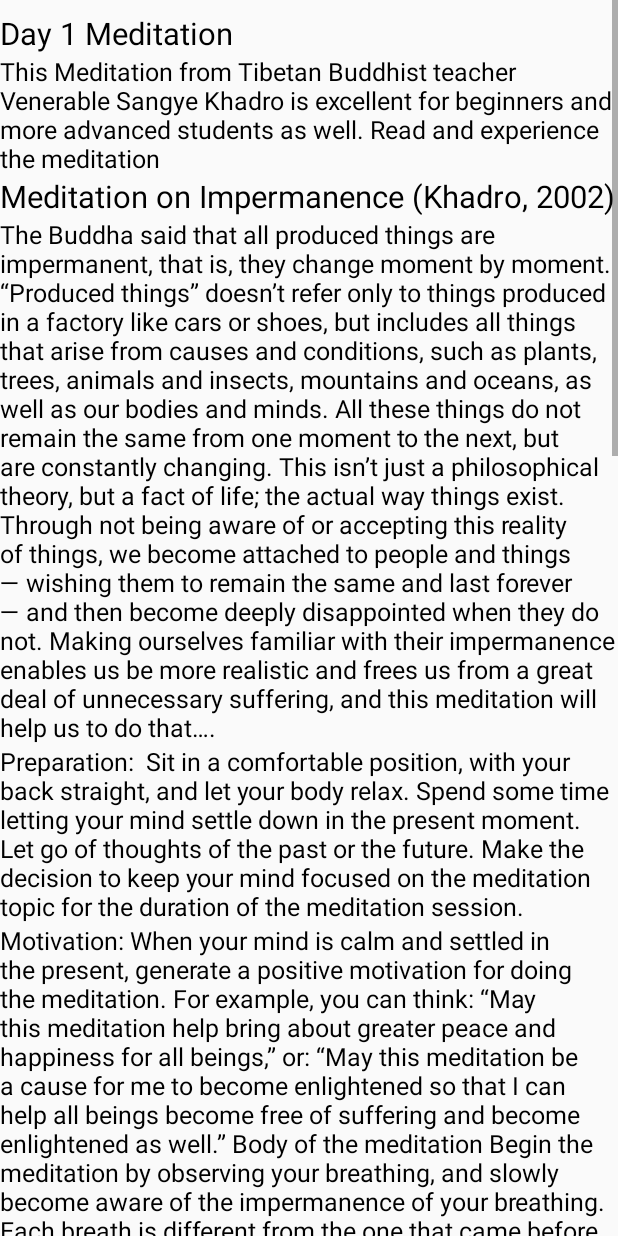
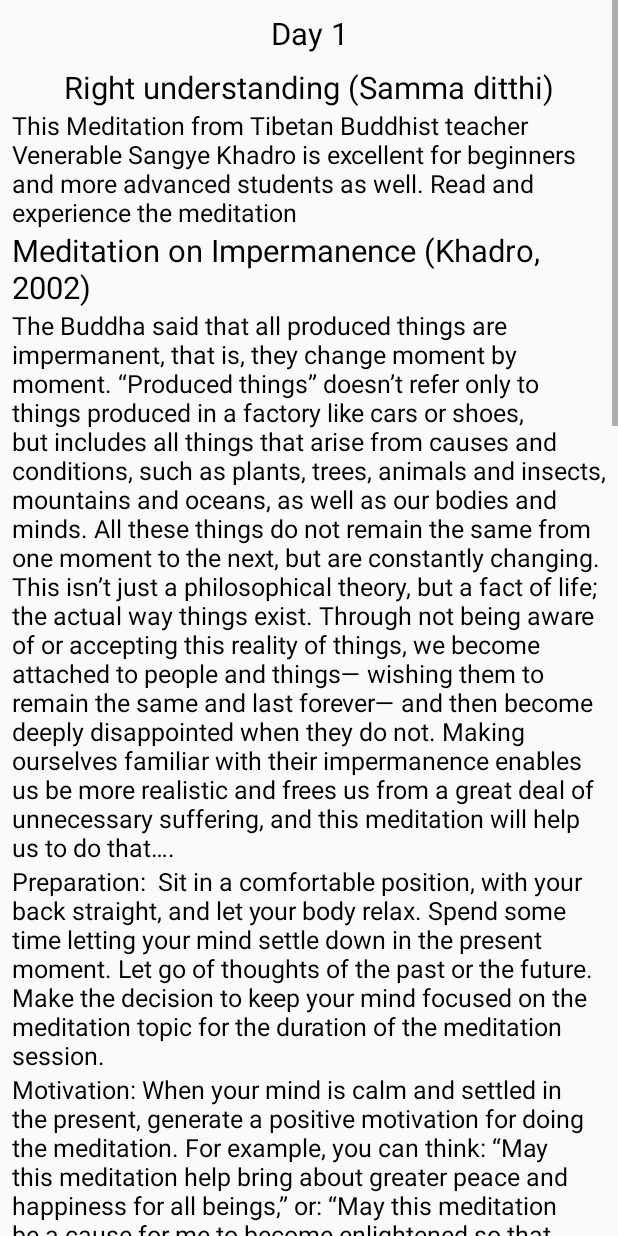
Before and after one commit to Brinfotech1407/BuddhaEightDayChallange, an Android app: the layout activity_day_one_meditation.xml on its own in the app's theme, with its tools: preview values and no code run, on a phone screen of 412 x 824 dp. Run offline under Robolectric (Android 15) with nearby library versions, the light colour scheme and no system bars; Roboto replaces fonts that are not available here.

Commit message:
day 1 UI changes set

```diff
--- a/app/src/main/res/layout/activity_day_one_meditation.xml
+++ b/app/src/main/res/layout/activity_day_one_meditation.xml
@@ -15,8 +15,23 @@
             <com.brinfotech.feedbacksystem.customClasses.FontTextViewBold
                 android:layout_width="match_parent"
                 android:layout_height="wrap_content"
-                android:text="Day 1 Meditation"
+                android:text="Day 1"
+                android:layout_marginLeft="@dimen/common_margin"
                 android:layout_marginTop="@dimen/common_margin"
+                android:layout_marginRight="@dimen/common_margin"
+                android:gravity="center"
+                android:textColor="@color/colorBlack"
+                android:textSize="@dimen/titleTextSize" />
+
+            <com.brinfotech.feedbacksystem.customClasses.FontTextViewBold
+                android:layout_width="match_parent"
+                android:layout_height="wrap_content"
+                android:layout_marginLeft="@dimen/common_margin"
+                android:layout_marginTop="@dimen/common_margin"
+                android:layout_marginRight="@dimen/common_margin"
+                android:gravity="center"
+                android:text=" Right understanding (Samma ditthi)
+"
                 android:textColor="@color/colorBlack"
                 android:textSize="@dimen/titleTextSize" />
 
@@ -25,6 +40,8 @@
                 android:layout_width="match_parent"
                 android:layout_height="wrap_content"
                 android:gravity="center|start"
+                android:layout_marginLeft="@dimen/common_margin"
+                android:layout_marginRight="@dimen/common_margin"
                 android:text="This Meditation from Tibetan Buddhist teacher Venerable Sangye Khadro is excellent
 for beginners and more advanced students as well.
 Read and experience the meditation"
@@ -34,6 +51,8 @@
             <com.brinfotech.feedbacksystem.customClasses.FontTextViewBold
                 android:layout_width="match_parent"
                 android:layout_height="wrap_content"
+                android:layout_marginLeft="@dimen/common_margin"
+                android:layout_marginRight="@dimen/common_margin"
                 android:text="Meditation on Impermanence (Khadro, 2002)"
                 android:textColor="@color/colorBlack"
                 android:textSize="@dimen/titleTextSize" />
@@ -42,6 +61,8 @@
                 android:layout_width="match_parent"
                 android:layout_height="wrap_content"
                 android:gravity="center|start"
+                android:layout_marginLeft="@dimen/common_margin"
+                android:layout_marginRight="@dimen/common_margin"
                 android:text="The Buddha said that all produced things are impermanent, that is, they change
 moment by moment. “Produced things” doesn’t refer only to things produced in a factory
 like cars or shoes, but includes all things that arise from causes and conditions, such as
@@ -62,6 +83,8 @@
                 android:layout_width="match_parent"
                 android:layout_height="wrap_content"
                 android:gravity="center|start"
+                android:layout_marginLeft="@dimen/common_margin"
+                android:layout_marginRight="@dimen/common_margin"
                 android:text="Preparation:  Sit in a comfortable position, with your back straight, and let your body
 relax. Spend some time letting your mind settle down in the present moment. Let go of
 thoughts of the past or the future. Make the decision to keep your mind focused on the
@@ -74,6 +97,8 @@
                 android:layout_width="match_parent"
                 android:layout_height="wrap_content"
                 android:gravity="center|start"
+                android:layout_marginLeft="@dimen/common_margin"
+                android:layout_marginRight="@dimen/common_margin"
                 android:text="Motivation: When your mind is calm and settled in the present, generate a positive
 motivation for doing the meditation. For example, you can think: “May this meditation
 help bring about greater peace and happiness for all beings,” or: “May this meditation
@@ -99,6 +124,8 @@
                 android:layout_width="match_parent"
                 android:layout_height="wrap_content"
                 android:gravity="center|start"
+                android:layout_marginLeft="@dimen/common_margin"
+                android:layout_marginRight="@dimen/common_margin"
                 android:text="@string/day_one_meditation_str"
                 android:textColor="@color/colorBlack"
                 android:textSize="@dimen/normalTextSize" />
@@ -107,6 +134,8 @@
                 android:layout_width="match_parent"
                 android:layout_height="wrap_content"
                 android:gravity="center|start"
+                android:layout_marginLeft="@dimen/common_margin"
+                android:layout_marginRight="@dimen/common_margin"
                 android:text="Conclusion: Conclude the meditation with the thought that it is unrealistic and self-defeating to cling to things as though they were permanent. Whatever is beautiful and
 pleasing will change and eventually disappear, so we can’t expect it to give us lasting
 happiness. Also, whatever is unpleasant or disturbing won’t last forever— it might even
@@ -118,6 +147,8 @@
                 android:layout_width="match_parent"
                 android:layout_height="wrap_content"
                 android:gravity="center|start"
+                android:layout_marginLeft="@dimen/common_margin"
+                android:layout_marginRight="@dimen/common_margin"
                 android:text="Dedication: Dedicate the positive energy from doing the meditation that all beings will
 find perfect happiness and freedom from all suffering.
 "
```
Also changed, not shown: app/src/main/res/layout/activity_day_one_exercise.xml (+23 -1 lines), app/src/main/res/layout/activity_day_one_story.xml (+24 -0 lines), app/src/main/res/layout/activity_day_one_teaching.xml (+20 -1 lines).
